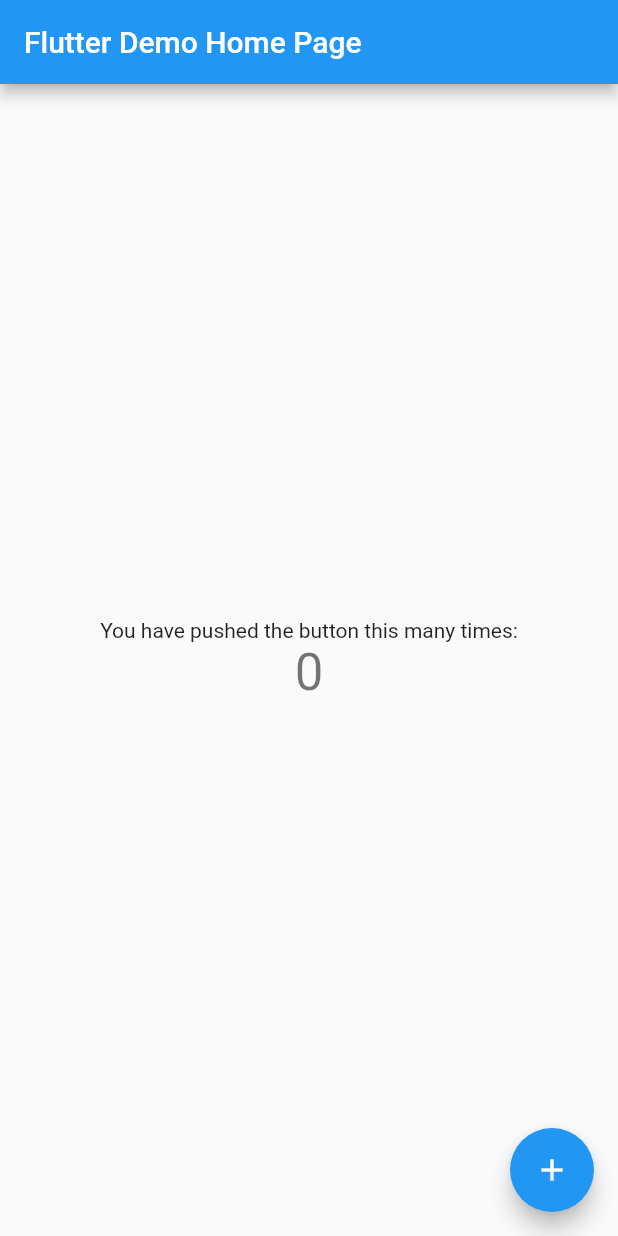
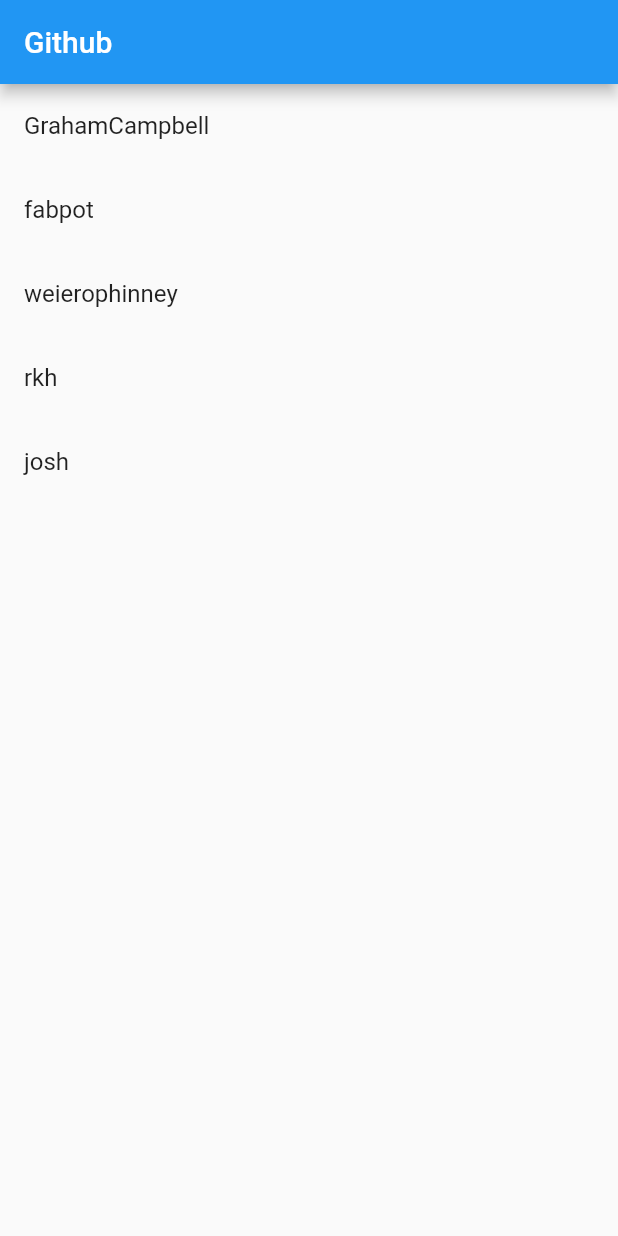
Before and after one commit to acumenrev/flutter_github_app, a Flutter app: the screen it shows after launch, on a phone screen of 412 x 824 dp. Run offline on Flutter 3.47's test engine with Material 2 defaults, Android fonts, the phone set to English and light mode, and no system bars.

```diff
--- a/flutter_github_app/lib/main.dart
+++ b/flutter_github_app/lib/main.dart
@@ -1,4 +1,5 @@
 import 'package:flutter/material.dart';
+import 'UserDetail.dart';
 
 void main() => runApp(new MyApp());
 
@@ -19,91 +20,44 @@ class MyApp extends StatelessWidget {
         // counter didn't reset back to zero; the application is not restarted.
         primarySwatch: Colors.blue,
       ),
-      home: new MyHomePage(title: 'Flutter Demo Home Page'),
+      home: new UsersList(),
     );
   }
 }
 
-class MyHomePage extends StatefulWidget {
-  MyHomePage({Key key, this.title}) : super(key: key);
 
-  // This widget is the home page of your application. It is stateful, meaning
-  // that it has a State object (defined below) that contains fields that affect
-  // how it looks.
-
-  // This class is the configuration for the state. It holds the values (in this
-  // case the title) provided by the parent (in this case the App widget) and
-  // used by the build method of the State. Fields in a Widget subclass are
-  // always marked "final".
-
-  final String title;
-
+class UsersList extends StatefulWidget {
   @override
-  _MyHomePageState createState() => new _MyHomePageState();
+  State<StatefulWidget> createState() {
+    // TODO: implement createState
+    return new UsersListState();
+  }
 }
 
-class _MyHomePageState extends State<MyHomePage> {
-  int _counter = 0;
-
-  void _incrementCounter() {
-    setState(() {
-      // This call to setState tells the Flutter framework that something has
-      // changed in this State, which causes it to rerun the build method below
-      // so that the display can reflect the updated values. If we changed
-      // _counter without calling setState(), then the build method would not be
-      // called again, and so nothing would appear to happen.
-      _counter++;
-    });
-  }
+class UsersListState extends State<UsersList> {
+  final List<String> _usernames = ["GrahamCampbell", "fabpot","weierophinney", "rkh", "josh"];
+  final String title = 'Github';
+  final _tileStyle = const TextStyle(color: Colors.blue, fontSize: 18.0, fontStyle: FontStyle.normal, decorationColor: Colors.blue);
 
   @override
   Widget build(BuildContext context) {
-    // This method is rerun every time setState is called, for instance as done
-    // by the _incrementCounter method above.
-    //
-    // The Flutter framework has been optimized to make rerunning build methods
-    // fast, so that you can just rebuild anything that needs updating rather
-    // than having to individually change instances of widgets.
+    // TODO: implement build
+
     return new Scaffold(
-      appBar: new AppBar(
-        // Here we take the value from the MyHomePage object that was created by
-        // the App.build method, and use it to set our appbar title.
-        title: new Text(widget.title),
-      ),
-      body: new Center(
-        // Center is a layout widget. It takes a single child and positions it
-        // in the middle of the parent.
-        child: new Column(
-          // Column is also layout widget. It takes a list of children and
-          // arranges them vertically. By default, it sizes itself to fit its
-          // children horizontally, and tries to be as tall as its parent.
-          //
-          // Invoke "debug paint" (press "p" in the console where you ran
-          // "flutter run", or select "Toggle Debug Paint" from the Flutter tool
-          // window in IntelliJ) to see the wireframe for each widget.
-          //
-          // Column has various properties to control how it sizes itself and
-          // how it positions its children. Here we use mainAxisAlignment to
-          // center the children vertically; the main axis here is the vertical
-          // axis because Columns are vertical (the cross axis would be
-          // horizontal).
-          mainAxisAlignment: MainAxisAlignment.center,
-          children: <Widget>[
-            new Text(
-              'You have pushed the button this many times:',
-            ),
-            new Text(
-              '$_counter',
-              style: Theme.of(context).textTheme.display1,
-            ),
-          ],
-        ),
-      ),
-      floatingActionButton: new FloatingActionButton(
-        onPressed: _incrementCounter,
-        tooltip: 'Increment',
-        child: new Icon(Icons.add),
-      ), // This trailing comma makes auto-formatting nicer for build methods.
+      appBar: new AppBar(title: new Text(title),),
+      body: _buildUsersList()
     );
   }
+
+  Widget _buildUsersList() {
+    return new ListView.builder(itemBuilder: (context, index) {
+      return _buildItemRow(_usernames[index]);
+    }, itemCount: _usernames.length, scrollDirection: Axis.vertical,);
+  }
+
+  Widget _buildItemRow(String item) {
+    return new ListTile(onTap: () {
+      Navigator.of(context).push(new MaterialPageRoute(builder: (context) => new UserDetail(username: item,)));
+    }, title: new Text(item),);
+  }
 }
--- a/flutter_github_app/pubspec.yaml
+++ b/flutter_github_app/pubspec.yaml
@@ -8,6 +8,8 @@ dependencies:
   # The following adds the Cupertino Icons font to your application.
   # Use with the CupertinoIcons class for iOS style icons.
   cupertino_icons: ^0.1.0
+  http: "^0.11.3+16"
+
 
 dev_dependencies:
   flutter_test:
```
Also changed, not shown: flutter_github_app/lib/UserDetail.dart (added, +112 -0 lines).
